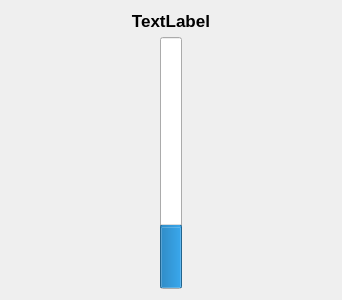
Before: the Qt Designer form progresswidget.ui in AlexanderNF/thread.gui, drawn with Qt 5.
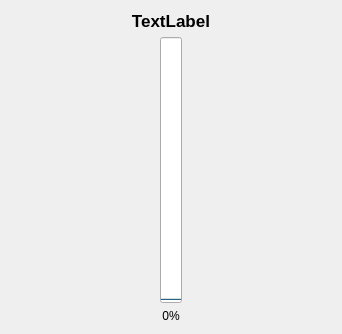
After: the same form once the commit is applied.

The edit to the form file:
```diff
--- a/progresswidget.ui
+++ b/progresswidget.ui
@@ -7,13 +7,19 @@
     <x>0</x>
     <y>0</y>
     <width>342</width>
-    <height>300</height>
+    <height>334</height>
    </rect>
   </property>
+  <property name="sizePolicy">
+   <sizepolicy hsizetype="Preferred" vsizetype="Expanding">
+    <horstretch>0</horstretch>
+    <verstretch>1</verstretch>
+   </sizepolicy>
+  </property>
   <property name="windowTitle">
    <string>Form</string>
   </property>
-  <layout class="QVBoxLayout" name="verticalLayout">
+  <layout class="QVBoxLayout" name="verticalLayout" stretch="0,0,0">
    <item>
     <widget class="QLabel" name="label">
      <property name="font">
@@ -36,7 +42,7 @@
      <item>
       <widget class="QProgressBar" name="progressBar">
        <property name="value">
-        <number>24</number>
+        <number>0</number>
        </property>
        <property name="orientation">
         <enum>Qt::Vertical</enum>
@@ -45,6 +51,16 @@
      </item>
     </layout>
    </item>
+   <item>
+    <widget class="QLabel" name="label_2">
+     <property name="text">
+      <string>0%</string>
+     </property>
+     <property name="alignment">
+      <set>Qt::AlignCenter</set>
+     </property>
+    </widget>
+   </item>
   </layout>
  </widget>
  <resources/>
```
